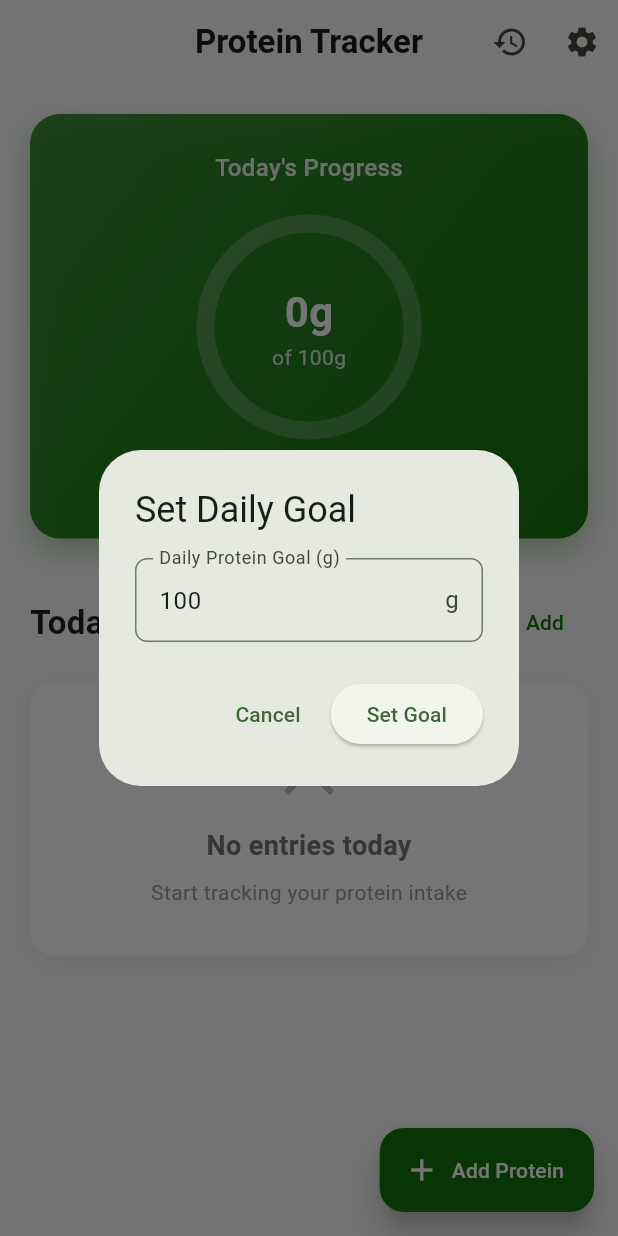
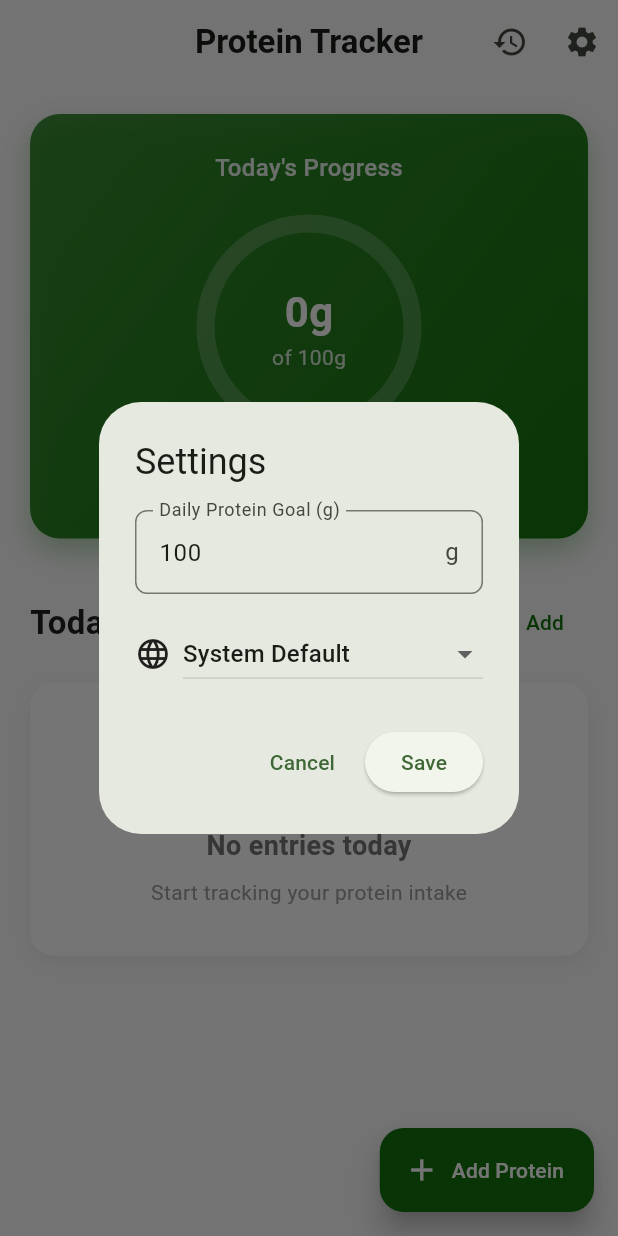
Before and after one commit to momo5502/protein-tracker, a Flutter app: the screen it shows after launch, after a tap on the "settings" icon, on a phone screen of 412 x 824 dp. Run offline on Flutter 3.47's test engine with Material 3 defaults, Android fonts, the phone set to English and light mode, and no system bars; our stand-ins replace shared_preferences; Roboto replaces fonts that are missing (SF Pro Display).

Commit message:
Extend settings

```diff
--- a/assets/translations/app_de.arb
+++ b/assets/translations/app_de.arb
@@ -20,5 +20,7 @@
     "setGoal": "Ziel festlegen",
     "history": "Verlauf",
     "noHistory": "Noch kein Verlauf vorhanden",
-    "today": "Heute"
+    "today": "Heute",
+    "settings": "Einstellungen",
+    "save": "Speichern"
 }
--- a/assets/translations/app_en.arb
+++ b/assets/translations/app_en.arb
@@ -20,5 +20,7 @@
     "setGoal": "Set Goal",
     "history": "History",
     "noHistory": "No history yet",
-    "today": "Today"
+    "today": "Today",
+    "settings": "Settings",
+    "save": "Save"
 }
--- a/lib/main.dart
+++ b/lib/main.dart
@@ -28,15 +28,51 @@ void main() {
   runApp(const ProteinTrackerApp());
 }
 
-class ProteinTrackerApp extends StatelessWidget {
+class ProteinTrackerApp extends StatefulWidget {
   const ProteinTrackerApp({super.key});
+
+  @override
+  State<ProteinTrackerApp> createState() => _ProteinTrackerAppState();
+}
+
+class _ProteinTrackerAppState extends State<ProteinTrackerApp> {
+  Locale? _locale;
+
+  @override
+  void initState() {
+    super.initState();
+    _loadLocale();
+  }
+
+  Future<void> _loadLocale() async {
+    final prefs = await SharedPreferences.getInstance();
+    final localeCode = prefs.getString('locale');
+    if (localeCode != null) {
+      setState(() {
+        _locale = Locale(localeCode);
+      });
+    }
+  }
+
+  Future<void> setLocale(Locale? locale) async {
+    final prefs = await SharedPreferences.getInstance();
+    if (locale != null) {
+      await prefs.setString('locale', locale.languageCode);
+    } else {
+      await prefs.remove('locale');
+    }
+    setState(() {
+      _locale = locale;
+    });
+  }
 
   @override
   Widget build(BuildContext context) {
     return MaterialApp(
       title: 'Protein Tracker',
       debugShowCheckedModeBanner: false,
-      localizationsDelegates: const [
+      locale: _locale,
+      localizationsDelegates: [
         AppLocalizations.delegate,
         GlobalMaterialLocalizations.delegate,
         GlobalWidgetsLocalizations.delegate,
@@ -56,7 +92,7 @@ class ProteinTrackerApp extends StatelessWidget {
           scrolledUnderElevation: 0,
         ),
       ),
-      home: const HomePage(),
+      home: HomePage(onLocaleChanged: setLocale, currentLocale: _locale),
     );
   }
 }
@@ -90,7 +126,11 @@ class ProteinEntry {
 }
 
 class HomePage extends StatefulWidget {
-  const HomePage({super.key});
+  final Function(Locale?) onLocaleChanged;
+  final Locale? currentLocale;
+
+  const HomePage(
+      {super.key, required this.onLocaleChanged, required this.currentLocale});
 
   @override
   State<HomePage> createState() => _HomePageState();
@@ -206,6 +246,8 @@ class _HomePageState extends State<HomePage> with TickerProviderStateMixin {
           });
           _saveData();
         },
+        onLocaleChanged: widget.onLocaleChanged,
+        currentLocale: widget.currentLocale,
       ),
     );
   }
@@ -676,11 +718,15 @@ class _AddProteinModalState extends State<AddProteinModal> {
 class SetGoalDialog extends StatefulWidget {
   final double currentGoal;
   final Function(double) onSet;
+  final Function(Locale?) onLocaleChanged;
+  final Locale? currentLocale;
 
   const SetGoalDialog({
     super.key,
     required this.currentGoal,
     required this.onSet,
+    required this.onLocaleChanged,
+    required this.currentLocale,
   });
 
   @override
@@ -689,6 +735,7 @@ class SetGoalDialog extends StatefulWidget {
 
 class _SetGoalDialogState extends State<SetGoalDialog> {
   late TextEditingController _controller;
+  late String _selectedLanguage;
 
   @override
   void initState() {
@@ -696,22 +743,57 @@ class _SetGoalDialogState extends State<SetGoalDialog> {
     _controller = TextEditingController(
       text: widget.currentGoal.toInt().toString(),
     );
+    _selectedLanguage = widget.currentLocale?.languageCode ?? 'system';
   }
 
   @override
   Widget build(BuildContext context) {
     final l10n = AppLocalizations.of(context)!;
-
     return AlertDialog(
-      title: Text(l10n.setDailyGoal),
-      content: TextField(
+      title: Text(l10n.settings),
+      content: Column(
+        mainAxisSize: MainAxisSize.min,
+        children: [
+          TextField(
             controller: _controller,
             keyboardType: TextInputType.number,
             decoration: InputDecoration(
               labelText: l10n.dailyProteinGoal,
-          border: OutlineInputBorder(borderRadius: BorderRadius.circular(8)),
+              border:
+                  OutlineInputBorder(borderRadius: BorderRadius.circular(8)),
               suffixText: 'g',
             ),
+          ),
+          const SizedBox(height: 16),
+          Row(
+            children: [
+              const Icon(Icons.language),
+              const SizedBox(width: 8),
+              Expanded(
+                child: DropdownButton<String>(
+                  value: _selectedLanguage,
+                  isExpanded: true,
+                  items: const [
+                    DropdownMenuItem(
+                        value: 'system', child: Text('System Default')),
+                    DropdownMenuItem(value: 'en', child: Text('English')),
+                    DropdownMenuItem(value: 'de', child: Text('Deutsch')),
+                  ],
+                  onChanged: (value) {
+                    setState(() {
+                      _selectedLanguage = value!;
+                    });
+                    if (value == 'system') {
+                      widget.onLocaleChanged(null);
+                    } else {
+                      widget.onLocaleChanged(Locale(value!));
+                    }
+                  },
+                ),
+              ),
+            ],
+          ),
+        ],
       ),
       actions: [
         TextButton(
@@ -726,7 +808,7 @@ class _SetGoalDialogState extends State<SetGoalDialog> {
               Navigator.pop(context);
             }
           },
-          child: Text(l10n.setGoal),
+          child: Text(l10n.save),
         ),
       ],
     );
```
Also changed, not shown: lib/generated/app_localizations.dart, lib/generated/app_localizations_de.dart, lib/generated/app_localizations_en.dart. Lines whose indentation alone changed are shown as unchanged.
